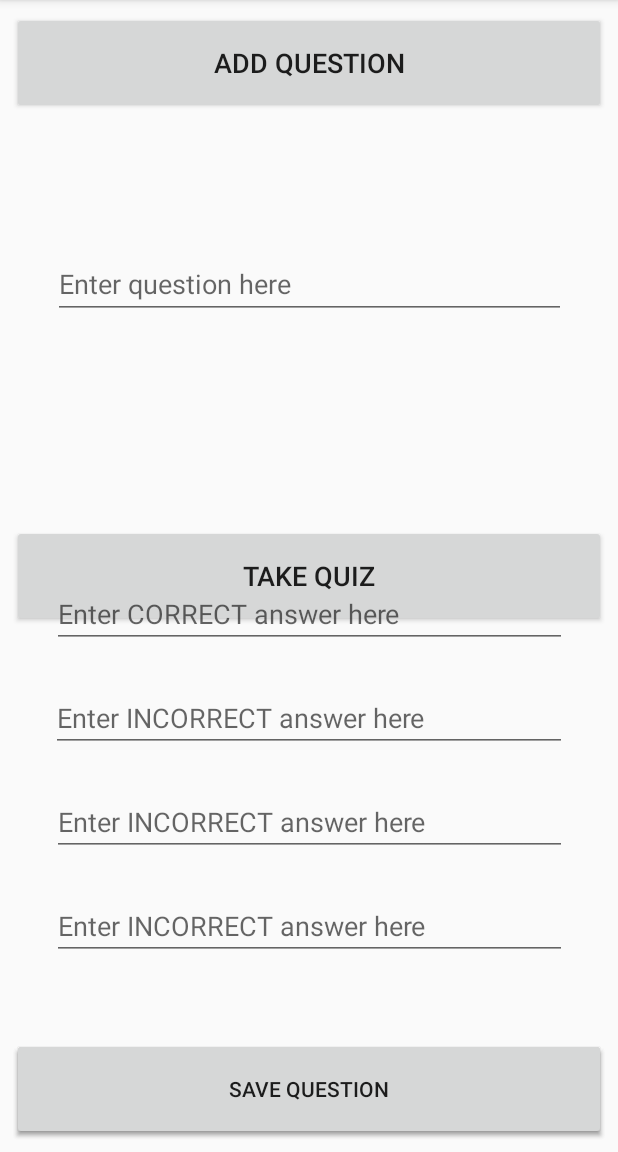
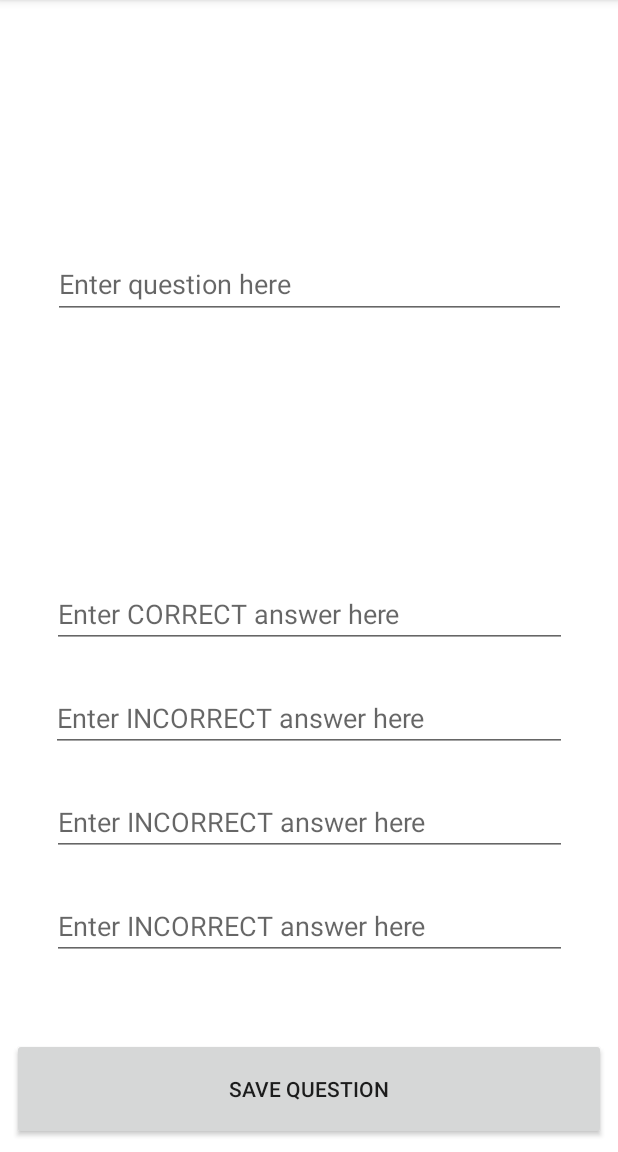
Before and after one commit to alex462/TriviaApp, an Android app: the screen it shows after launch (MainActivity), after a tap on "ADD QUESTION", on a phone screen of 412 x 824 dp, the part 84-1236 px from its top. Run offline under Robolectric (Android 15) with nearby library versions, the phone set to English and light mode, and no system bars; our stand-ins replace ButterKnife.

Commit message:
App runs correctly. Fixed transparency issue. Needs alert dialogue. Needs to wrap back to Main Activity at end of quiz.

```diff
--- a/app/src/main/res/layout/fragment_question_creator.xml
+++ b/app/src/main/res/layout/fragment_question_creator.xml
@@ -3,7 +3,8 @@
     xmlns:app="http://schemas.android.com/apk/res-auto"
     xmlns:tools="http://schemas.android.com/tools"
     android:layout_width="match_parent"
-    android:layout_height="match_parent">
+    android:layout_height="match_parent"
+    android:background="@android:color/white">
 
     <EditText
         android:id="@+id/question_editText"
@@ -98,7 +99,7 @@
         android:id="@+id/question_creator_frag_holder"
         android:layout_width="match_parent"
         android:layout_height="match_parent"
-        android:background="@android:color/background_light"
+        android:background="@android:color/white"
         android:visibility="invisible"
         app:layout_constraintBottom_toBottomOf="parent"
         app:layout_constraintEnd_toEndOf="parent"
--- a/app/src/main/res/layout/fragment_quiz.xml
+++ b/app/src/main/res/layout/fragment_quiz.xml
@@ -3,7 +3,8 @@
     xmlns:app="http://schemas.android.com/apk/res-auto"
     xmlns:tools="http://schemas.android.com/tools"
     android:layout_width="match_parent"
-    android:layout_height="match_parent">
+    android:layout_height="match_parent"
+    android:background="@android:color/white">
 
     <TextView
         android:id="@+id/question_textView"
```
